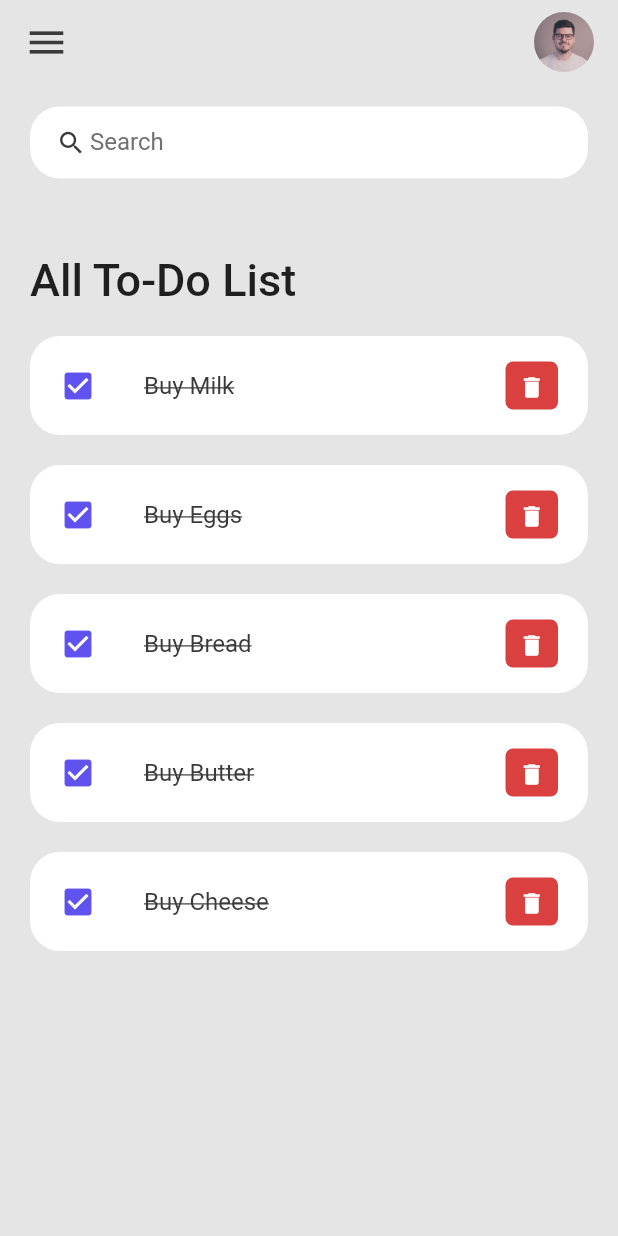
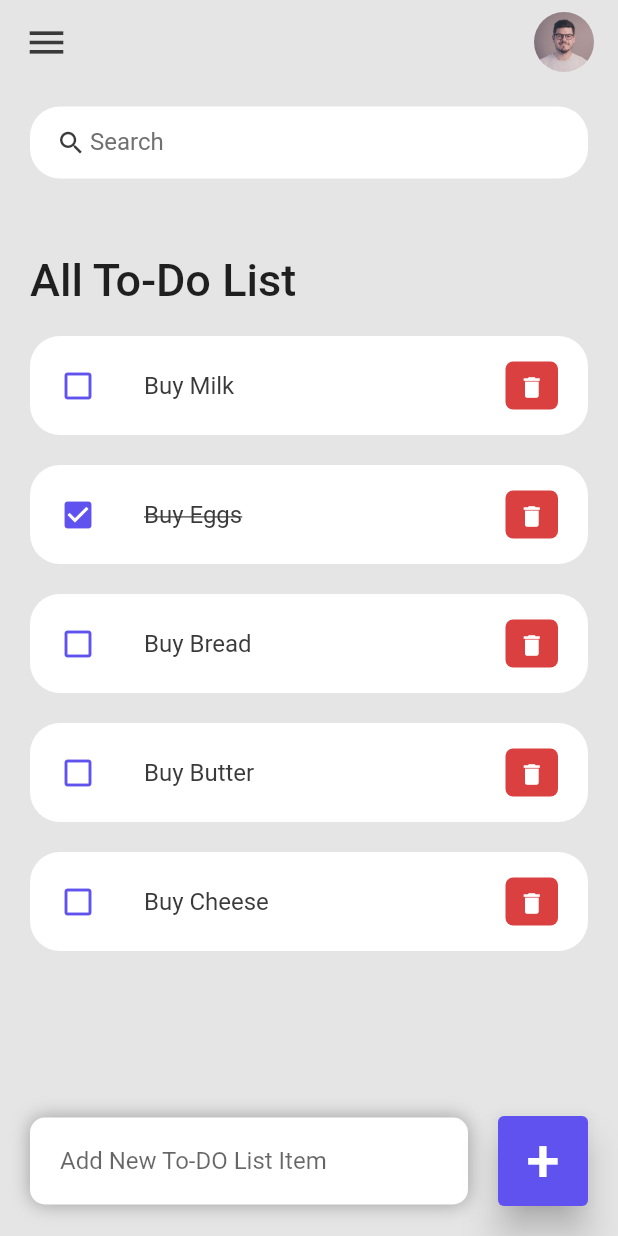
Before and after one commit to rubayet211/Flutter_To-Do_App, a Flutter app: the screen it shows after launch, after a tap on "Buy Milk", on a phone screen of 412 x 824 dp. Run offline on Flutter 3.47's test engine with Material 2 defaults, Android fonts, the phone set to English and light mode, and no system bars.

Commit message:
11th commit

```diff
--- a/lib/screens/home.dart
+++ b/lib/screens/home.dart
@@ -3,9 +3,14 @@ import '../model/todo.dart';
 import '../constants/colors.dart';
 import '../widgets/todo_item.dart';
 
-class Home extends StatelessWidget {
+class Home extends StatefulWidget {
   Home({Key? key}) : super(key: key);
 
+  @override
+  State<Home> createState() => _HomeState();
+}
+
+class _HomeState extends State<Home> {
   final todoList = ToDo.todoList();
 
   @override
@@ -13,7 +18,9 @@ class Home extends StatelessWidget {
     return Scaffold(
       backgroundColor: tdBGColor,
       appBar: _buildAppBar(),
-      body: Container(
+      body: Stack(
+        children: [
+          Container(
             padding: EdgeInsets.symmetric(horizontal: 20, vertical: 15),
             child: Column(children: [
               searchBox(),
@@ -33,14 +40,77 @@ class Home extends StatelessWidget {
                     for (ToDo todo in todoList)
                       ToDoItem(
                         todo: todo,
+                        onToDoChanged: _handleToDoChange,
+                        onDeleteItem: () {},
                       ),
                   ],
                 ),
               )
             ]),
           ),
+          Align(
+              alignment: Alignment.bottomCenter,
+              child: Row(
+                children: [
+                  Expanded(
+                    child: Container(
+                      margin: EdgeInsets.only(
+                        bottom: 20,
+                        right: 20,
+                        left: 20,
+                      ),
+                      padding:
+                          EdgeInsets.symmetric(horizontal: 20, vertical: 5),
+                      decoration: BoxDecoration(
+                        color: Colors.white,
+                        boxShadow: const [
+                          BoxShadow(
+                            color: Colors.grey,
+                            offset: Offset(0.0, 0.0),
+                            blurRadius: 10.0,
+                            spreadRadius: 0.0,
+                          ),
+                        ],
+                        borderRadius: BorderRadius.circular(10),
+                      ),
+                      child: TextField(
+                        decoration: InputDecoration(
+                          hintText: 'Add New To-DO List Item',
+                          border: InputBorder.none,
+                        ),
+                      ),
+                    ),
+                  ),
+                  Container(
+                    margin: EdgeInsets.only(bottom: 20, right: 20),
+                    child: ElevatedButton(
+                      child: Text(
+                        '+',
+                        style: TextStyle(
+                          fontSize: 40,
+                        ),
+                      ),
+                      onPressed: () {},
+                      style: ElevatedButton.styleFrom(
+                        backgroundColor: tdBlue,
+                        minimumSize: Size(60, 60),
+                        elevation: 10,
+                      ),
+                    ),
+                  )
+                ],
+              ))
+        ],
+      ),
     );
   }
+
+  void _handleToDoChange(ToDo todo) {
+    setState(() {});
+    todo.isDone = !todo.isDone!;
+  }
+
+  void _deleteToDoItem(String id) {}
 
   Widget searchBox() {
     return Container(
--- a/lib/widgets/todo_item.dart
+++ b/lib/widgets/todo_item.dart
@@ -4,7 +4,14 @@ import '../model/todo.dart';
 
 class ToDoItem extends StatelessWidget {
   final ToDo todo;
-  const ToDoItem({Key? key, required this.todo}) : super(key: key);
+  final onToDoChanged;
+  final onDeleteItem;
+  const ToDoItem(
+      {Key? key,
+      required this.todo,
+      required this.onToDoChanged,
+      required this.onDeleteItem})
+      : super(key: key);
 
   @override
   Widget build(BuildContext context) {
@@ -12,7 +19,7 @@ class ToDoItem extends StatelessWidget {
       margin: EdgeInsets.only(bottom: 20),
       child: ListTile(
         onTap: () {
-          print("Tapped");
+          onToDoChanged(todo);
         },
         shape: RoundedRectangleBorder(
           borderRadius: BorderRadius.circular(20),
@@ -20,7 +27,9 @@ class ToDoItem extends StatelessWidget {
         contentPadding: EdgeInsets.symmetric(horizontal: 20, vertical: 5),
         tileColor: Colors.white,
         leading: Icon(
-          Icons.check_box,
+          (todo.isDone ?? false)
+              ? Icons.check_box
+              : Icons.check_box_outline_blank,
           color: tdBlue,
         ),
         title: Text(
@@ -28,7 +37,8 @@ class ToDoItem extends StatelessWidget {
           style: TextStyle(
             fontSize: 16,
             color: tdBlack,
-            decoration: TextDecoration.lineThrough,
+            decoration:
+                (todo.isDone ?? false) ? TextDecoration.lineThrough : null,
           ),
         ),
         trailing: Container(
```
Lines whose indentation alone changed are shown as unchanged.
